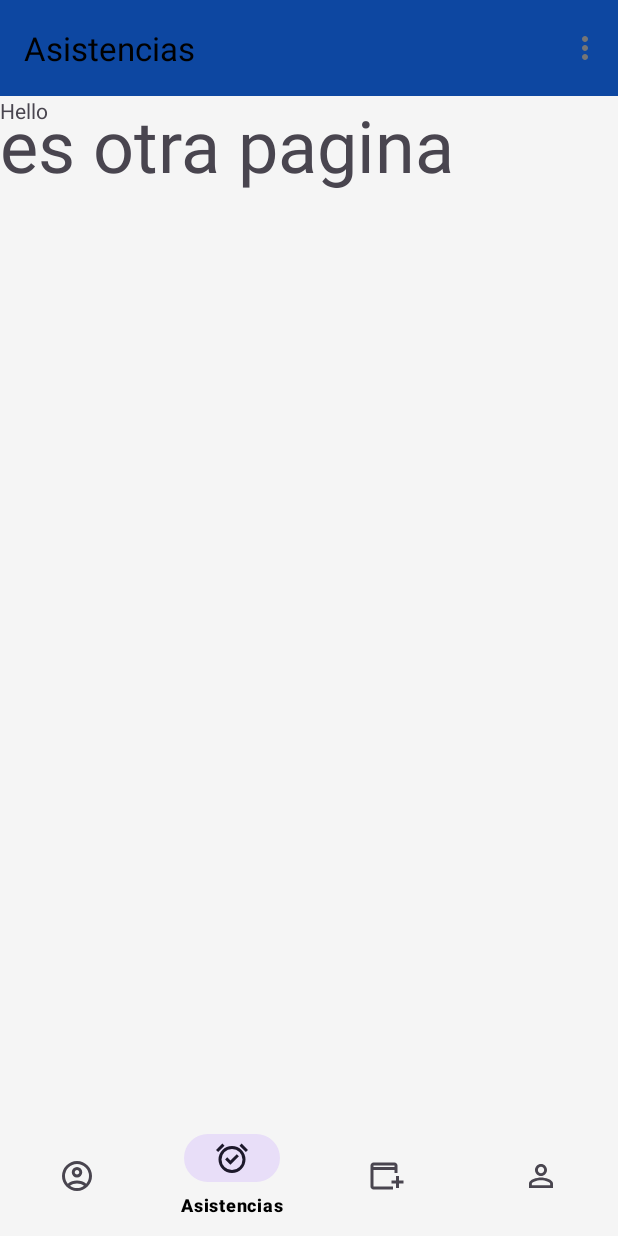
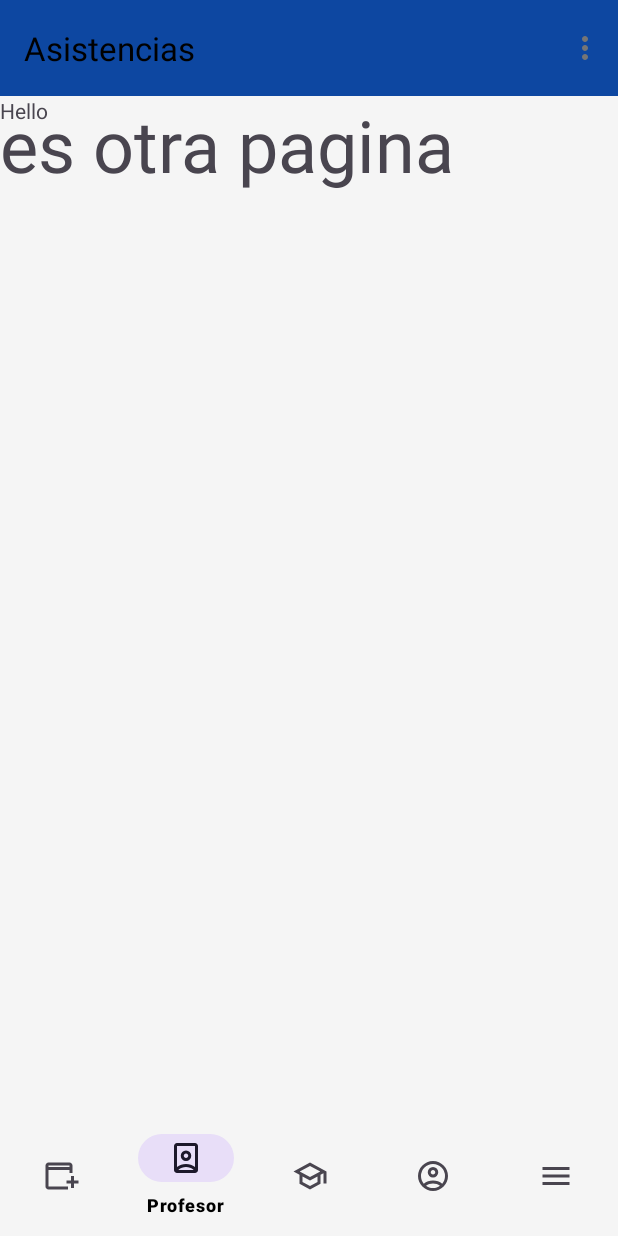
Before and after one commit to dsaulcuevaramos/ProyectMovil, an Android app: the NavitationMenu screen opened directly, with no data from a screen before it, item 2 of the bottom bar chosen, on a phone screen of 412 x 824 dp. Run offline under Robolectric (Android 15) with nearby library versions, the phone set to English and light mode, and no system bars.

```diff
--- a/app/src/main/java/com/codedev/proyectmovil/Activities/NavitationMenu.java
+++ b/app/src/main/java/com/codedev/proyectmovil/Activities/NavitationMenu.java
@@ -13,6 +13,7 @@ import androidx.core.view.ViewCompat;
 import androidx.core.view.WindowInsetsCompat;
 import androidx.fragment.app.Fragment;
 
+import com.codedev.proyectmovil.Fragments.Configuracion.ConfiguracionMenu;
 import com.codedev.proyectmovil.Fragments.CursosAll;
 import com.codedev.proyectmovil.Fragments.UsuarioAll;
 import com.codedev.proyectmovil.R;
@@ -58,18 +59,21 @@ public class NavitationMenu extends AppCompatActivity {
 
                     int itemId = item.getItemId(); // Obtén el ID del elemento seleccionado
 
-                    if (itemId == R.id.navigation_usuarios) {
+                    if (itemId == R.id.navigation_asistencia) {
                         selectedFragment = new UsuarioAll();
                         title = "Usuarios";
-                    } else if (itemId == R.id.navigation_asistencias) {
+                    } else if (itemId == R.id.navigation_profesor) {
                         selectedFragment = new CursosAll();
                         title = "Asistencias";
-                    } else if (itemId == R.id.navigation_horario) {
+                    } else if (itemId == R.id.navigation_alumno) {
                         selectedFragment = new UsuarioAll();
                         title = "Horario";
                     } else if (itemId == R.id.navigation_perfil) {
                         selectedFragment = new CursosAll();
                         title = "Perfil";
+                    } else if (itemId == R.id.navigation_menu) {
+                        selectedFragment = new ConfiguracionMenu();
+                        title = "Opciones";
                     }
 
                     if (selectedFragment != null) {
--- /dev/null
+++ b/app/src/main/res/drawable/ic_menu.xml
@@ -0,0 +1,9 @@
+<vector xmlns:android="http://schemas.android.com/apk/res/android"
+    android:width="24dp"
+    android:height="24dp"
+    android:viewportWidth="960"
+    android:viewportHeight="960">
+  <path
+      android:pathData="M120,720v-80h720v80L120,720ZM120,520v-80h720v80L120,520ZM120,320v-80h720v80L120,320Z"
+      android:fillColor="#e3e3e3"/>
+</vector>
--- /dev/null
+++ b/app/src/main/res/drawable/ic_person_book.xml
@@ -0,0 +1,9 @@
+<vector xmlns:android="http://schemas.android.com/apk/res/android"
+    android:width="24dp"
+    android:height="24dp"
+    android:viewportWidth="960"
+    android:viewportHeight="960">
+  <path
+      android:pathData="M480,720q-56,0 -107,17.5T280,790v10h400v-10q-42,-35 -93,-52.5T480,720ZM480,640q69,0 129,21t111,59v-560L240,160v560q51,-38 111,-59t129,-21ZM480,480q-25,0 -42.5,-17.5T420,420q0,-25 17.5,-42.5T480,360q25,0 42.5,17.5T540,420q0,25 -17.5,42.5T480,480ZM240,880q-33,0 -56.5,-23.5T160,800v-640q0,-33 23.5,-56.5T240,80h480q33,0 56.5,23.5T800,160v640q0,33 -23.5,56.5T720,880L240,880ZM480,560q58,0 99,-41t41,-99q0,-58 -41,-99t-99,-41q-58,0 -99,41t-41,99q0,58 41,99t99,41ZM480,420Z"
+      android:fillColor="#e3e3e3"/>
+</vector>
--- /dev/null
+++ b/app/src/main/res/drawable/ic_school.xml
@@ -0,0 +1,9 @@
+<vector xmlns:android="http://schemas.android.com/apk/res/android"
+    android:width="24dp"
+    android:height="24dp"
+    android:viewportWidth="960"
+    android:viewportHeight="960">
+  <path
+      android:pathData="M480,840 L200,688v-240L40,360l440,-240 440,240v320h-80v-276l-80,44v240L480,840ZM480,508 L754,360 480,212 206,360 480,508ZM480,749 L680,641v-151L480,600 280,490v151l200,108ZM480,508ZM480,598ZM480,598Z"
+      android:fillColor="#e3e3e3"/>
+</vector>
--- a/app/src/main/res/drawable/outline_alarm_on_24.xml
+++ /dev/null
@@ -1,5 +0,0 @@
-<vector xmlns:android="http://schemas.android.com/apk/res/android" android:height="24dp" android:tint="#000000" android:viewportHeight="960" android:viewportWidth="960" android:width="24dp">
-
-    <path android:fillColor="@android:color/white" android:pathData="M438,662L664,436L607,379L438,548L353,463L296,520L438,662ZM480,880Q405,880 339.5,851.5Q274,823 225.5,774.5Q177,726 148.5,660.5Q120,595 120,520Q120,445 148.5,379.5Q177,314 225.5,265.5Q274,217 339.5,188.5Q405,160 480,160Q555,160 620.5,188.5Q686,217 734.5,265.5Q783,314 811.5,379.5Q840,445 840,520Q840,595 811.5,660.5Q783,726 734.5,774.5Q686,823 620.5,851.5Q555,880 480,880ZM480,520Q480,520 480,520Q480,520 480,520Q480,520 480,520Q480,520 480,520Q480,520 480,520Q480,520 480,520Q480,520 480,520Q480,520 480,520ZM224,94L280,150L110,320L54,264L224,94ZM736,94L906,264L850,320L680,150L736,94ZM480,800Q597,800 678.5,718.5Q760,637 760,520Q760,403 678.5,321.5Q597,240 480,240Q363,240 281.5,321.5Q200,403 200,520Q200,637 281.5,718.5Q363,800 480,800Z"/>
-
-</vector>
--- a/app/src/main/res/menu/bottom_navigation_menu.xml
+++ b/app/src/main/res/menu/bottom_navigation_menu.xml
@@ -1,22 +1,27 @@
 <?xml version="1.0" encoding="utf-8"?>
 <menu xmlns:android="http://schemas.android.com/apk/res/android">
     <item
-        android:id="@+id/navigation_usuarios"
-        android:icon="@drawable/outline_account_circle_24"
-        android:title="Usuarios" />
+        android:id="@+id/navigation_asistencia"
+        android:icon="@drawable/ic_asistencia"
+        android:title="Asistencia" />
 
     <item
-        android:id="@+id/navigation_asistencias"
-        android:icon="@drawable/outline_alarm_on_24"
-        android:title="Asistencias" />
+        android:id="@+id/navigation_profesor"
+        android:icon="@drawable/ic_person_book"
+        android:title="Profesor" />
 
     <item
-        android:id="@+id/navigation_horario"
-        android:icon="@drawable/outline_asistencia"
-        android:title="Cursos" />
+        android:id="@+id/navigation_alumno"
+        android:icon="@drawable/ic_school"
+        android:title="Alumno" />
 
     <item
         android:id="@+id/navigation_perfil"
-        android:icon="@drawable/baseline_person"
-        android:title="Perfil" />
+        android:icon="@drawable/ic_perfil"
+        android:title="Yo" />
+
+    <item
+        android:id="@+id/navigation_menu"
+        android:icon="@drawable/ic_menu"
+        android:title="Menu" />
 </menu>
--- a/app/src/main/res/values/strings.xml
+++ b/app/src/main/res/values/strings.xml
@@ -13,6 +13,8 @@
     <string name="usuario_hint_nombre">Nombre</string>
     <string name="usuario_opc_agregar">Agregar usuario</string>
     <string name="usuario_opc_editar">Modificar usuario</string>
+    <!-- TODO: Remove or change this placeholder text -->
+    <string name="hello_blank_fragment">Hello blank fragment</string>
 
 
 </resources>
```
Also changed, not shown: app/src/main/java/com/codedev/proyectmovil/Fragments/Configuracion/ConfiguracionMenu.java (added, +66 -0 lines), app/src/main/res/drawable/ic_arrow_right.xml (added, +9 -0 lines), app/src/main/res/drawable/ic_bar_chart.xml (added, +9 -0 lines), app/src/main/res/drawable/ic_book.xml (added, +9 -0 lines), app/src/main/res/drawable/ic_group.xml (added, +9 -0 lines), app/src/main/res/layout/configuracion_menu.xml (added, +188 -0 lines), app/src/main/res/drawable/ic_asistencia.xml (renamed from app/src/main/res/drawable/outline_asistencia.xml), app/src/main/res/drawable/ic_perfil.xml (renamed from app/src/main/res/drawable/outline_account_circle_24.xml).
